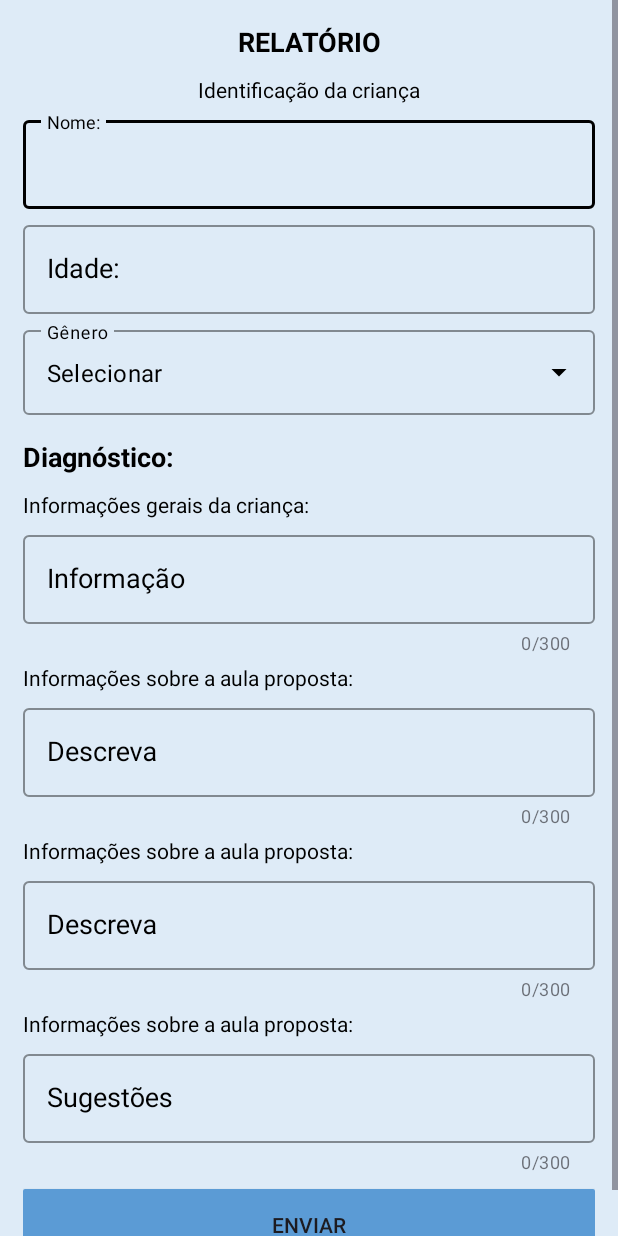
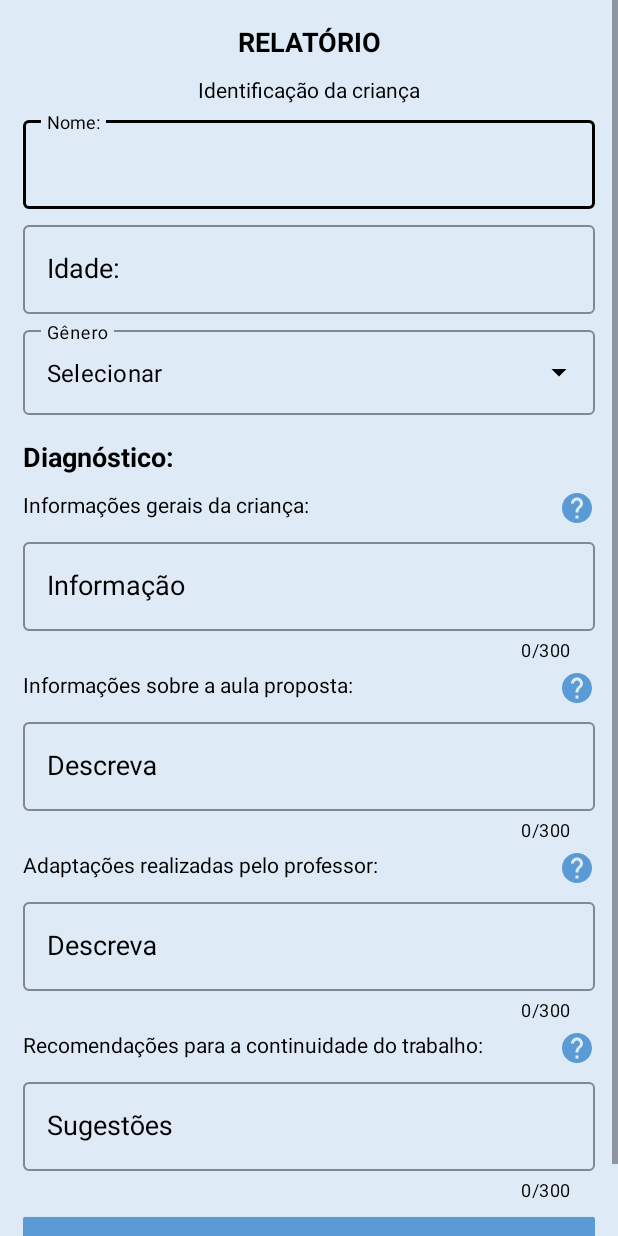
Before and after one commit to Alberinando/teadapta_1.0, an Android app: the ficha_de_acompanhamento screen opened directly, with no data from a screen before it, on a phone screen of 412 x 824 dp. Run offline under Robolectric (Android 15) with nearby library versions, the phone set to English and light mode, and no system bars; libraries missing offline, so code that uses them is left out: com.itextpdf.kernel, com.itextpdf.layout.

Commit message:
tela final

```diff
--- a/app/build.gradle.kts
+++ b/app/build.gradle.kts
@@ -34,6 +34,9 @@ android {
 
 dependencies {
 
+    implementation ("androidx.appcompat:appcompat:1.3.0");
+    implementation ("com.itextpdf:itext7-core:7.1.12");
+    implementation ("com.itextpdf:itextg:5.5.10");
     implementation ("com.github.pires:obd-java-api:1.0");
     implementation ("com.googlecode.libphonenumber:libphonenumber:8.12.32");
     implementation(platform("com.google.firebase:firebase-bom:32.3.1"))
--- /dev/null
+++ b/app/src/main/res/drawable/baseline_help_24.xml
@@ -0,0 +1,5 @@
+<vector android:autoMirrored="true" android:height="24dp"
+    android:tint="#5b9bd5" android:viewportHeight="24"
+    android:viewportWidth="24" android:width="24dp" xmlns:android="http://schemas.android.com/apk/res/android">
+    <path android:fillColor="@android:color/white" android:pathData="M12,2C6.48,2 2,6.48 2,12s4.48,10 10,10 10,-4.48 10,-10S17.52,2 12,2zM13,19h-2v-2h2v2zM15.07,11.25l-0.9,0.92C13.45,12.9 13,13.5 13,15h-2v-0.5c0,-1.1 0.45,-2.1 1.17,-2.83l1.24,-1.26c0.37,-0.36 0.59,-0.86 0.59,-1.41 0,-1.1 -0.9,-2 -2,-2s-2,0.9 -2,2L8,9c0,-2.21 1.79,-4 4,-4s4,1.79 4,4c0,0.88 -0.36,1.68 -0.93,2.25z"/>
+</vector>
--- a/app/src/main/res/layout/activity_ficha_de_acompanhamento.xml
+++ b/app/src/main/res/layout/activity_ficha_de_acompanhamento.xml
@@ -16,6 +16,7 @@
         android:orientation="vertical"
         android:paddingLeft="15dp"
         android:paddingRight="15dp">
+
         <TextView
             android:id="@+id/anamnese"
             android:layout_width="match_parent"
@@ -38,7 +39,7 @@
             android:textAlignment="center" />
 
         <com.google.android.material.textfield.TextInputLayout
-            android:id="@+id/outlinedTextField"
+            android:id="@+id/outlinedTextFieldNome"
             style="@style/MyTextInputLayout"
             android:layout_width="match_parent"
             android:layout_height="wrap_content"
@@ -53,7 +54,7 @@
             app:errorIconTint="@color/error_icon_color">
 
             <com.google.android.material.textfield.TextInputEditText
-                android:id="@+id/input"
+                android:id="@+id/inputNome"
                 style="@style/MyTextInputEditText"
                 android:layout_width="match_parent"
                 android:layout_height="wrap_content"
@@ -63,12 +64,12 @@
                 android:textColorHint="#616161"
                 app:boxStrokeErrorColor="@color/error_color"
                 app:errorIconTint="@color/error_icon_color"
-                tools:ignore="VisualLintTextFieldSize,TextContrastCheck" />
+                tools:ignore="VisualLintTextFieldSize" />
 
         </com.google.android.material.textfield.TextInputLayout>
 
         <com.google.android.material.textfield.TextInputLayout
-            android:id="@+id/textIdade"
+            android:id="@+id/textRelatorioIdade"
             style="@style/MyTextInputLayout"
             android:layout_width="match_parent"
             android:layout_height="wrap_content"
@@ -84,7 +85,7 @@
             app:errorIconTint="@color/error_icon_color">
 
             <com.google.android.material.textfield.TextInputEditText
-                android:id="@+id/Idade"
+                android:id="@+id/RelatorioIdade"
                 style="@style/MyTextInputEditText"
                 android:layout_width="match_parent"
                 android:layout_height="wrap_content"
@@ -152,8 +153,12 @@
             android:id="@+id/geral"
             android:layout_width="match_parent"
             android:layout_height="wrap_content"
+            android:layout_weight="1"
+            android:drawableRight="@drawable/baseline_help_24"
             android:text="@string/informa_es_gerais_da_crian_a"
-            android:textColor="#000000" />
+            android:textColor="#000000"
+            android:onClick="showHelpDialog"/>
+
 
         <com.google.android.material.textfield.TextInputLayout
             android:id="@+id/outlined"
@@ -164,10 +169,11 @@
             android:textColor="#000000"
             android:textColorHint="@color/black"
             android:textCursorDrawable="@color/black"
-            app:hintTextAppearance="@style/FloatingHint"
-            app:hintTextColor="#000000"
             app:counterEnabled="true"
             app:counterMaxLength="300"
+            app:counterTextColor="@color/black"
+            app:hintTextAppearance="@style/FloatingHint"
+            app:hintTextColor="@color/black"
             app:boxStrokeErrorColor="@color/error_color"
             app:errorIconTint="@color/error_icon_color">
 
@@ -191,8 +197,11 @@
             android:layout_width="match_parent"
             android:layout_height="wrap_content"
             android:layout_marginTop="5dp"
+            android:layout_weight="1"
+            android:drawableRight="@drawable/baseline_help_24"
             android:text="@string/informa_es_sobre_a_aula_proposta"
-            android:textColor="#000000" />
+            android:textColor="#000000"
+            android:onClick="showHelpDialog2"/>
 
         <com.google.android.material.textfield.TextInputLayout
             android:id="@+id/outlinedInputAdptacoes"
@@ -207,6 +216,7 @@
             app:hintTextColor="#000000"
             app:counterEnabled="true"
             app:counterMaxLength="300"
+            app:counterTextColor="@color/black"
             app:boxStrokeErrorColor="@color/error_color"
             app:errorIconTint="@color/error_icon_color">
 
@@ -230,7 +240,10 @@
             android:layout_width="match_parent"
             android:layout_height="wrap_content"
             android:layout_marginTop="5dp"
-            android:text="@string/informa_es_sobre_a_aula_proposta"
+            android:layout_weight="1"
+            android:drawableRight="@drawable/baseline_help_24"
+            android:text="@string/adapta_es_realizadas_pelo_professor"
+            android:onClick="showHelpDialog3"
             android:textColor="#000000" />
 
         <com.google.android.material.textfield.TextInputLayout
@@ -245,6 +258,7 @@
             app:hintTextAppearance="@style/FloatingHint"
             app:counterEnabled="true"
             app:counterMaxLength="300"
+            app:counterTextColor="@color/black"
             app:hintTextColor="#000000"
             app:boxStrokeErrorColor="@color/error_color"
             app:errorIconTint="@color/error_icon_color">
@@ -269,8 +283,12 @@
             android:layout_width="match_parent"
             android:layout_height="wrap_content"
             android:layout_marginTop="5dp"
-            android:text="@string/informa_es_sobre_a_aula_proposta"
-            android:textColor="#000000" />
+            android:layout_weight="1"
+            android:drawableRight="@drawable/baseline_help_24"
+            android:text="@string/recomenda_es_para_a_continuidade_do_trabalho"
+            android:textColor="#000000"
+            android:onClick="showHelpDialog4"
+            android:tooltipText="Texto de dica do tooltip aqui" />
 
         <com.google.android.material.textfield.TextInputLayout
             android:id="@+id/outlinedInput"
@@ -283,6 +301,7 @@
             android:textCursorDrawable="@color/black"
             app:counterEnabled="true"
             app:counterMaxLength="300"
+            app:counterTextColor="@color/black"
             app:hintTextAppearance="@style/FloatingHint"
             app:hintTextColor="#000000"
             app:boxStrokeErrorColor="@color/error_color"
@@ -298,10 +317,7 @@
                 android:textColor="#000000"
                 android:textColorHint="#616161"
                 app:boxStrokeErrorColor="@color/error_color"
-                app:counterEnabled="true"
-                app:counterMaxLength="300"
-                app:errorIconTint="@color/error_icon_color"
-                tools:ignore="VisualLintTextFieldSize,TextContrastCheck" />
+                app:errorIconTint="@color/error_icon_color" />
 
         </com.google.android.material.textfield.TextInputLayout>
 
@@ -315,7 +331,7 @@
             android:background="@drawable/background_button"
             android:gravity="center|center_horizontal"
             android:text="@string/enviar"
+            android:onClick="onClick"
             tools:ignore="VisualLintButtonSize" />
-
     </LinearLayout>
 </ScrollView>
--- a/app/src/main/res/values/strings.xml
+++ b/app/src/main/res/values/strings.xml
@@ -166,6 +166,8 @@
     <string name="informa_es_sobre_a_aula_proposta">Informações sobre a aula proposta:</string>
     <string name="sugestoes">Sugestões</string>
     <string name="enviar">Enviar</string>
+    <string name="adapta_es_realizadas_pelo_professor">Adaptações realizadas pelo professor:</string>
+    <string name="recomenda_es_para_a_continuidade_do_trabalho">Recomendações para a continuidade do trabalho:</string>
 
     <string-array name="Genero">
         <item>Masculino</item>
--- /dev/null
+++ b/app/src/main/res/xml/file_paths.xml
@@ -0,0 +1,6 @@
+<?xml version="1.0" encoding="utf-8"?>
+<paths xmlns:android="http://schemas.android.com/apk/res/android">
+    <external-path
+        name="external_files"
+        path="." />
+</paths>
```
Also changed, not shown: app/src/main/AndroidManifest.xml (+14 -0 lines), app/src/main/java/com/example/teadapta/ficha_de_acompanhamento.java (+233 -1 lines), app/src/main/res/drawable/circulo_azul.xml (+12 -5 lines), app/src/main/res/values/styles.xml (+10 -0 lines).
